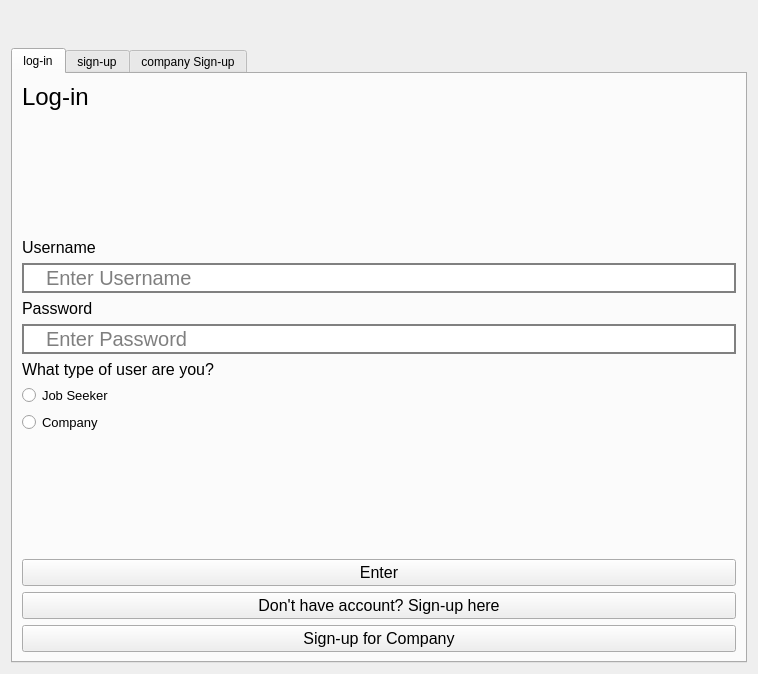
Before: the Qt Designer form loginsignup.ui in santabou/JobMatch, drawn with Qt 5.
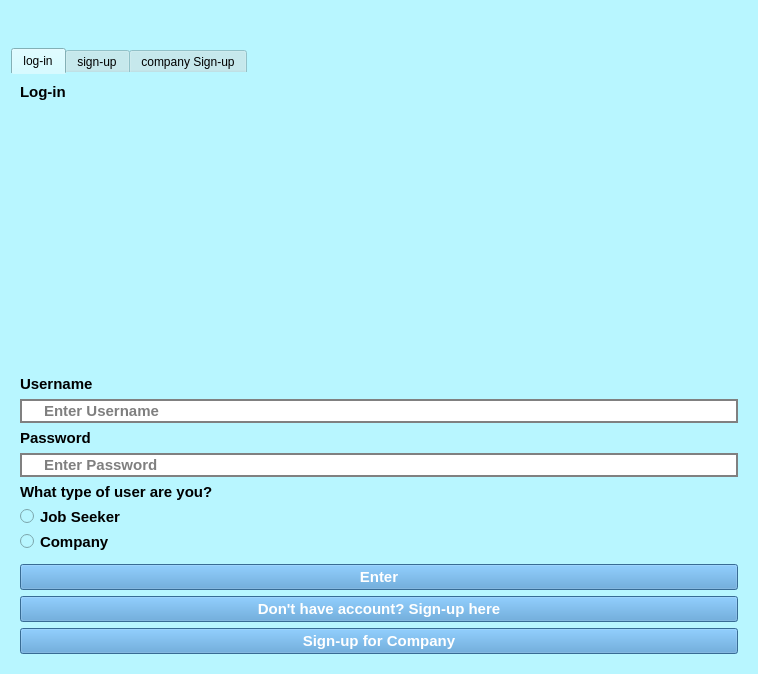
After: the same form once the commit is applied. Icons and pictures are not drawn.

Patch:
```diff
--- a/loginsignup.ui
+++ b/loginsignup.ui
@@ -13,6 +13,10 @@
   <property name="windowTitle">
    <string>Form</string>
   </property>
+  <property name="styleSheet">
+   <string notr="true">background-color: rgb(184, 246, 255)
+</string>
+  </property>
   <layout class="QVBoxLayout" name="verticalLayout">
    <item>
     <widget class="QLabel" name="title">
@@ -31,6 +35,11 @@
    </item>
    <item>
     <widget class="QTabWidget" name="tabWidget">
+     <property name="styleSheet">
+      <string notr="true">border-color: rgb(184, 246, 255);
+alternate-background-color: rgb(255, 255, 255);
+font: 700 11pt &quot;Segoe UI&quot;;</string>
+     </property>
      <property name="currentIndex">
       <number>0</number>
      </property>
@@ -43,9 +52,16 @@
         <widget class="QLabel" name="labellog">
          <property name="font">
           <font>
-           <pointsize>18</pointsize>
+           <family>Segoe UI</family>
+           <pointsize>11</pointsize>
+           <italic>false</italic>
+           <bold>true</bold>
           </font>
          </property>
+         <property name="styleSheet">
+          <string notr="true">
+font: 700 11pt &quot;Segoe UI&quot;;</string>
+         </property>
          <property name="text">
           <string>Log-in</string>
          </property>
@@ -68,9 +84,16 @@
         <widget class="QLabel" name="label_10">
          <property name="font">
           <font>
-           <pointsize>12</pointsize>
+           <family>Segoe UI</family>
+           <pointsize>11</pointsize>
+           <italic>false</italic>
+           <bold>true</bold>
           </font>
          </property>
+         <property name="styleSheet">
+          <string notr="true">
+font: 700 11pt &quot;Segoe UI&quot;;</string>
+         </property>
          <property name="text">
           <string>Username</string>
          </property>
@@ -80,7 +103,10 @@
         <widget class="QLineEdit" name="logusername">
          <property name="font">
           <font>
-           <pointsize>15</pointsize>
+           <family>Segoe UI</family>
+           <pointsize>11</pointsize>
+           <italic>false</italic>
+           <bold>true</bold>
           </font>
          </property>
          <property name="styleSheet">
@@ -108,9 +134,16 @@
         <widget class="QLabel" name="label_3">
          <property name="font">
           <font>
-           <pointsize>12</pointsize>
+           <family>Segoe UI</family>
+           <pointsize>11</pointsize>
+           <italic>false</italic>
+           <bold>true</bold>
           </font>
          </property>
+         <property name="styleSheet">
+          <string notr="true">
+font: 700 11pt &quot;Segoe UI&quot;;</string>
+         </property>
          <property name="text">
           <string>Password</string>
          </property>
@@ -120,7 +153,10 @@
         <widget class="QLineEdit" name="logpassword">
          <property name="font">
           <font>
-           <pointsize>15</pointsize>
+           <family>Segoe UI</family>
+           <pointsize>11</pointsize>
+           <italic>false</italic>
+           <bold>true</bold>
           </font>
          </property>
          <property name="styleSheet">
@@ -151,7 +187,10 @@
         <widget class="QLabel" name="label_17">
          <property name="font">
           <font>
-           <pointsize>12</pointsize>
+           <family>Segoe UI</family>
+           <pointsize>11</pointsize>
+           <italic>false</italic>
+           <bold>true</bold>
           </font>
          </property>
          <property name="text">
@@ -163,7 +202,10 @@
         <widget class="QRadioButton" name="userrad">
          <property name="font">
           <font>
-           <pointsize>10</pointsize>
+           <family>Segoe UI</family>
+           <pointsize>11</pointsize>
+           <italic>false</italic>
+           <bold>true</bold>
           </font>
          </property>
          <property name="text">
@@ -178,7 +220,10 @@
         <widget class="QRadioButton" name="comrad">
          <property name="font">
           <font>
-           <pointsize>10</pointsize>
+           <family>Segoe UI</family>
+           <pointsize>11</pointsize>
+           <italic>false</italic>
+           <bold>true</bold>
           </font>
          </property>
          <property name="text">
@@ -194,23 +239,22 @@
          <property name="orientation">
           <enum>Qt::Vertical</enum>
          </property>
-         <property name="sizeHint" stdset="0">
-          <size>
-           <width>20</width>
-           <height>40</height>
-          </size>
-         </property>
         </spacer>
        </item>
        <item>
         <widget class="QPushButton" name="logenter">
          <property name="font">
           <font>
-           <pointsize>12</pointsize>
+           <family>Segoe UI</family>
+           <pointsize>11</pointsize>
+           <italic>false</italic>
+           <bold>true</bold>
           </font>
          </property>
          <property name="styleSheet">
-          <string notr="true"/>
+          <string notr="true">background-color: #4E97D1;
+color: rgb(255, 255, 255);
+font: 700 11pt &quot;Segoe UI&quot;;</string>
          </property>
          <property name="text">
           <string>Enter</string>
@@ -221,9 +265,17 @@
         <widget class="QPushButton" name="gotosign">
          <property name="font">
           <font>
-           <pointsize>12</pointsize>
+           <family>Segoe UI</family>
+           <pointsize>11</pointsize>
+           <italic>false</italic>
+           <bold>true</bold>
           </font>
          </property>
+         <property name="styleSheet">
+          <string notr="true">background-color: #4E97D1;
+color: rgb(255, 255, 255);
+font: 700 11pt &quot;Segoe UI&quot;;</string>
+         </property>
          <property name="text">
           <string>Don't have account? Sign-up here</string>
          </property>
@@ -233,9 +285,17 @@
         <widget class="QPushButton" name="gotosigncom">
          <property name="font">
           <font>
-           <pointsize>12</pointsize>
+           <family>Segoe UI</family>
+           <pointsize>11</pointsize>
+           <italic>false</italic>
+           <bold>true</bold>
           </font>
          </property>
+         <property name="styleSheet">
+          <string notr="true">background-color: #4E97D1;
+color: rgb(255, 255, 255);
+font: 700 11pt &quot;Segoe UI&quot;;</string>
+         </property>
          <property name="text">
           <string>Sign-up for Company</string>
          </property>
```
Left out of the diff: 142 changed lines with no effect on the pictures.
